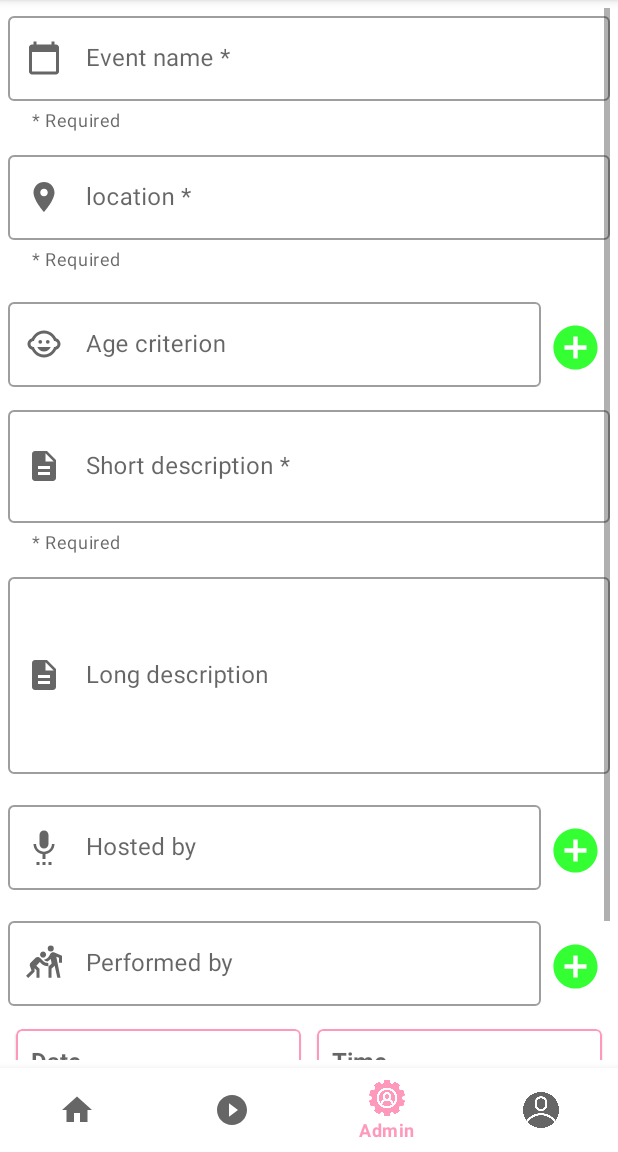
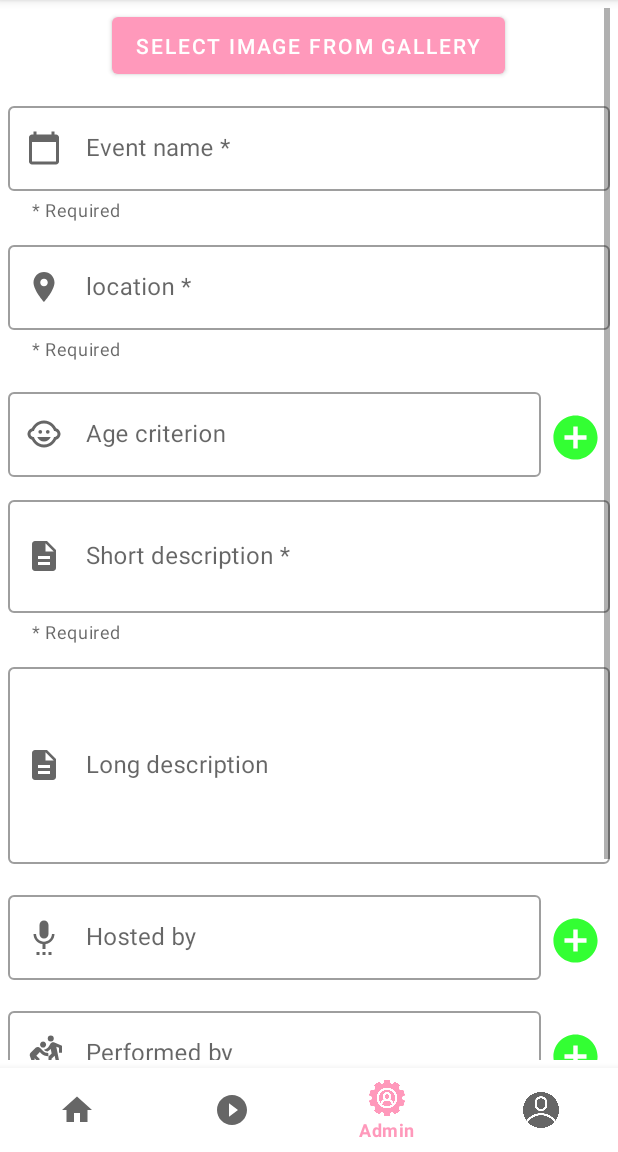
Before and after one commit to vishalkumardecentvro/Open-mic, an Android app: the screen it shows after launch (MainActivity), item 3 of the bottom bar chosen, on a phone screen of 412 x 824 dp, the part 84-1236 px from its top. Run offline under Robolectric (Android 15) with nearby library versions, the phone set to English and light mode, and no system bars; our stand-ins replace Firebase (no records; nobody signed in at launch, a user with empty details on screens opened directly).

Commit message:
add event with image done in admin section

```diff
--- a/app/build.gradle
+++ b/app/build.gradle
@@ -44,7 +44,8 @@ dependencies {
     implementation 'androidx.constraintlayout:constraintlayout:2.1.0'
     implementation 'androidx.legacy:legacy-support-v4:1.0.0'
 
-    implementation 'com.google.firebase:firebase-firestore-ktx:23.0.3' // firebase
+    implementation 'com.google.firebase:firebase-firestore-ktx:23.0.3'
+    implementation 'com.google.firebase:firebase-storage-ktx:20.0.0'// firebase
 
     testImplementation 'junit:junit:4.+'
     androidTestImplementation 'androidx.test.ext:junit:1.1.3'
--- a/app/src/main/AndroidManifest.xml
+++ b/app/src/main/AndroidManifest.xml
@@ -1,6 +1,8 @@
 <?xml version="1.0" encoding="utf-8"?>
 <manifest xmlns:android="http://schemas.android.com/apk/res/android"
   package="com.myapp.openmic">
+
+  <uses-permission android:name="android.permission.READ_EXTERNAL_STORAGE"/>
 
   <application
     android:allowBackup="true"
--- /dev/null
+++ b/app/src/main/java/com/myapp/openmic/Utils.kt
@@ -0,0 +1,6 @@
+package com.myapp.openmic
+
+class Utils {
+
+  public val PICK_IMAGE = 1
+}
--- a/app/src/main/java/com/myapp/openmic/modalclass/EventDetails.kt
+++ b/app/src/main/java/com/myapp/openmic/modalclass/EventDetails.kt
@@ -9,6 +9,7 @@ data class EventDetails (
   var date : String,
   val ageCriteria : String,
   val hostedBy : ArrayList<String>,
-  val performedBy : ArrayList<String>
+  val performedBy : ArrayList<String>,
+  val eventImageUrl : String
   )
 {}
--- a/app/src/main/res/layout/fragment_admin.xml
+++ b/app/src/main/res/layout/fragment_admin.xml
@@ -11,6 +11,21 @@
     android:layout_width="match_parent"
     android:layout_height="wrap_content"
     android:orientation="vertical">
+
+    <Button
+      android:id="@+id/imageButton"
+      android:layout_width="wrap_content"
+      android:layout_height="50dp"
+      android:layout_gravity="center_horizontal"
+      android:layout_marginBottom="10dp"
+      android:text="Select image from gallery" />
+
+    <ImageView
+      android:id="@+id/ivEvent"
+      android:layout_width="match_parent"
+      android:layout_height="250dp"
+      android:layout_marginBottom="10dp"
+      android:visibility="gone" />
 
     <com.google.android.material.textfield.TextInputLayout
       android:id="@+id/tilEventName"
@@ -200,10 +215,10 @@
 
       <com.google.android.material.card.MaterialCardView
         android:id="@+id/mcvDate"
+        style="@style/default_card_style"
         android:layout_width="match_parent"
         android:layout_height="wrap_content"
         android:layout_margin="5dp"
-        style="@style/default_card_style"
         android:layout_weight="1">
 
         <TextView
@@ -219,9 +234,9 @@
 
       <com.google.android.material.card.MaterialCardView
         android:id="@+id/mcvTime"
+        style="@style/default_card_style"
         android:layout_width="match_parent"
         android:layout_height="wrap_content"
-        style="@style/default_card_style"
         android:layout_margin="5dp"
         android:layout_weight="1">
 
```
Also changed, not shown: app/src/main/java/com/myapp/openmic/fragments/admin/AdminFragment.kt (+127 -22 lines).
